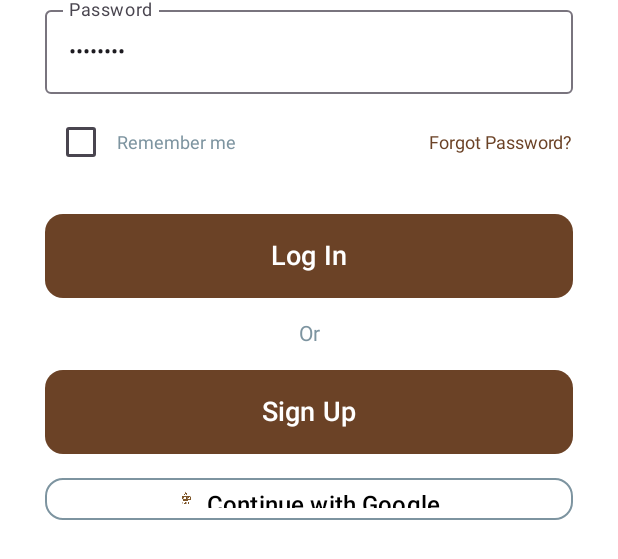
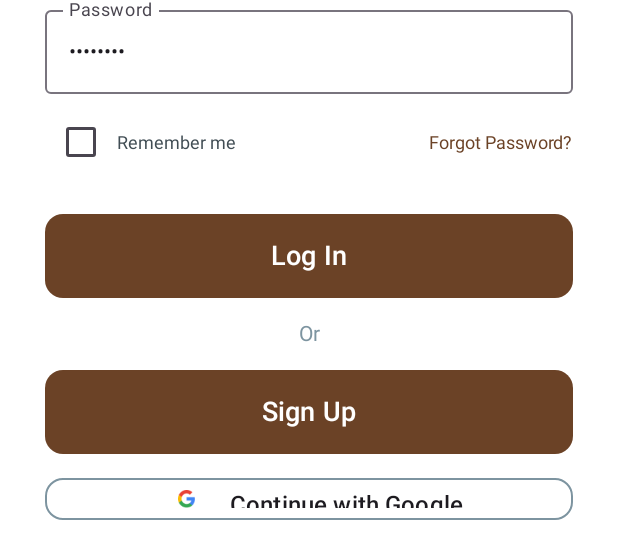
Before and after one commit to Minhhieu3012/coffee-shop-order-online-app, an Android app built with Jetpack Compose: the @Preview function LoginScreenPreview, on a phone screen of 412 x 824 dp. Shown: the part 656-1215 px from the top of the screen. Run offline under Robolectric (Android 15) with nearby library versions, the light colour scheme and no system bars.

Commit message:
feat: update google sign-in button on login screen

```diff
--- a/CustomerMobile/app/src/main/java/vn/edu/ut/hieupm9898/customermobile/features/auth/LoginScreen.kt
+++ b/CustomerMobile/app/src/main/java/vn/edu/ut/hieupm9898/customermobile/features/auth/LoginScreen.kt
@@ -22,6 +22,7 @@ import androidx.compose.material3.Card
 import androidx.compose.material3.CardDefaults
 import androidx.compose.material3.Checkbox
 import androidx.compose.material3.CheckboxDefaults
+import androidx.compose.material3.MaterialTheme
 import androidx.compose.material3.OutlinedTextField
 import androidx.compose.material3.Surface
 import androidx.compose.material3.Text
@@ -113,7 +114,7 @@ fun LoginScreen(navController: NavController) {
                     ) {
                         Row(verticalAlignment = Alignment.CenterVertically) {
                             Checkbox(checked = rememberMe, onCheckedChange = { rememberMe = it }, colors = CheckboxDefaults.colors(checkedColor = BrosBrown))
-                            Text("Remember me", fontSize = 12.sp, color = BrosSubTitle)
+                            Text("Remember me", fontSize = 12.sp, color = BrosTitle)
                         }
                         Text("Forgot Password?", fontSize = 12.sp, color = BrosBrown, modifier = Modifier.clickable { /* TBD */ })
                     }
@@ -153,11 +154,15 @@ fun LoginScreen(navController: NavController) {
                         shape = RoundedCornerShape(12.dp)
                     ) {
                         Image(
-                            painter = painterResource(id = R.drawable.logo),
+                            painter = painterResource(id = R.drawable.google),
                             contentDescription = "Google Sign-in",
-                            modifier = Modifier.size(20.dp).padding(end = 8.dp)
+                            modifier = Modifier.size(50.dp).padding(end = 8.dp)
                         )
-                        Text("Continue with Google", fontSize = 16.sp, color = Color.Black)
+                        Text(
+                            text = "Continue with Google",
+                            fontSize = 16.sp,
+                            color = MaterialTheme.colorScheme.onSurface
+                        )
                     }
                 }
             }
```
Also changed, not shown: CustomerMobile/app/src/main/res/drawable/google.png (added).
